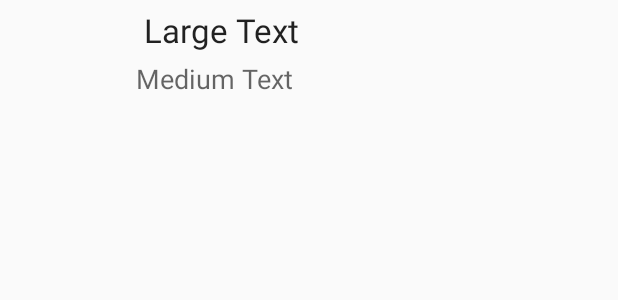
After one commit to minicole/walk-thru, an Android app: the layout custom_row.xml on its own in the app's theme, with its tools: preview values and no code run, on a phone screen of 412 x 824 dp. The commit adds this screen. Shown: the top 300 px of the screen. Run offline under Robolectric (Android 15) with nearby library versions, the phone set to English and light mode, and no system bars.

Commit message:
Fixed estimote stuff so that we now discover beacons! Created list view with associated adapter and layout.

```diff
--- /dev/null
+++ b/app/src/main/res/layout/custom_row.xml
@@ -0,0 +1,33 @@
+<?xml version="1.0" encoding="utf-8"?>
+<LinearLayout xmlns:android="http://schemas.android.com/apk/res/android"
+    android:orientation="horizontal" android:layout_width="match_parent"
+    android:layout_height="match_parent">
+
+    <ImageView
+        android:layout_width="80dp"
+        android:layout_height="80dp"
+        android:id="@+id/ImageLogo"
+        android:layout_margin="5dp" />
+
+    <LinearLayout
+        android:orientation="vertical"
+        android:layout_width="match_parent"
+        android:layout_height="match_parent">
+
+        <TextView
+            android:layout_width="wrap_content"
+            android:layout_height="wrap_content"
+            android:textAppearance="?android:attr/textAppearanceLarge"
+            android:text="Large Text"
+            android:id="@+id/TextViewName"
+            android:layout_margin="5dp" />
+
+        <TextView
+            android:layout_width="wrap_content"
+            android:layout_height="wrap_content"
+            android:textAppearance="?android:attr/textAppearanceMedium"
+            android:text="Medium Text"
+            android:id="@+id/TextViewDistance" />
+
+    </LinearLayout>
+</LinearLayout>
```
Also changed, not shown: app/src/main/AndroidManifest.xml (+10 -0 lines), app/src/main/java/com/tnt/walk_thru/CustomAdapter.java (added, +38 -0 lines), app/src/main/java/com/tnt/walk_thru/MainActivity.java (+31 -7 lines), app/src/main/java/com/tnt/walk_thru/Restaurant.java (added, +13 -0 lines), app/src/main/java/com/tnt/walk_thru/app.java (+5 -5 lines), app/src/main/res/layout/activity_main.xml (+4 -11 lines).
